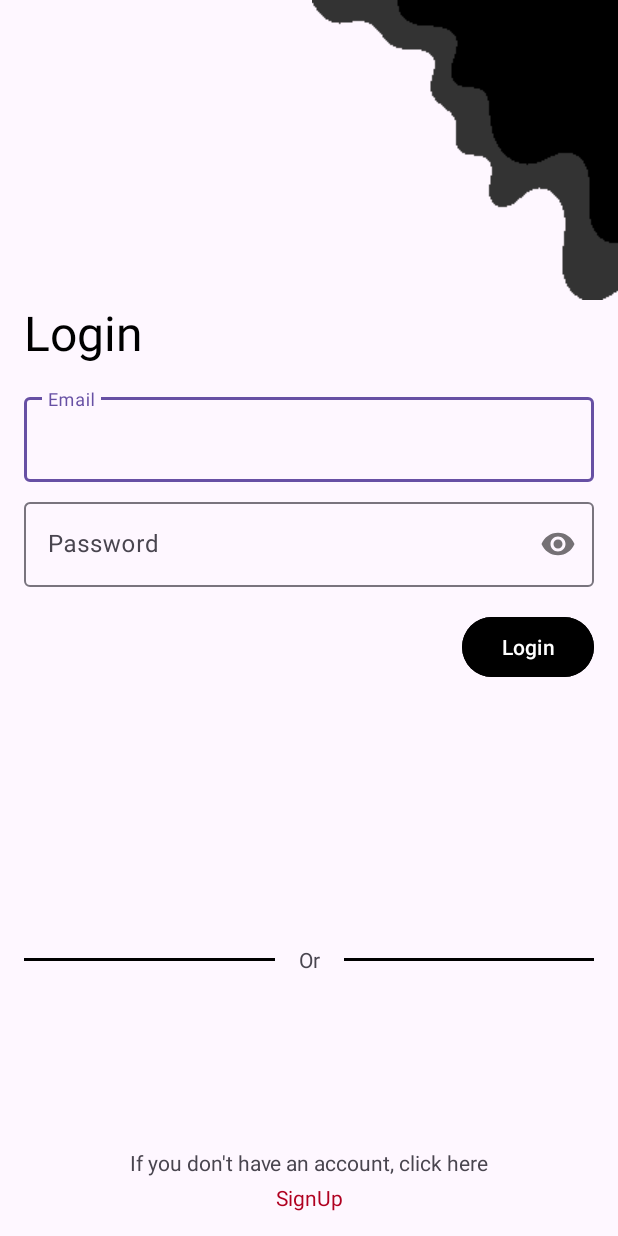
After one commit to kenshiniro/RECIPTIFY, an Android app: the layout activity_login.xml on its own in the app's theme, with its tools: preview values and no code run, on a phone screen of 412 x 824 dp. The commit adds this screen. Run offline under Robolectric (Android 15) with nearby library versions, the phone set to English and light mode, and no system bars.

Commit message:
p3 and p4

```diff
--- a/app/src/main/AndroidManifest.xml
+++ b/app/src/main/AndroidManifest.xml
@@ -13,6 +13,9 @@
         android:theme="@style/Theme.RecipeFinalProject"
         tools:targetApi="31">
         <activity
+            android:name=".LoginActivity"
+            android:exported="false" />
+        <activity
             android:name=".SplashActivity"
             android:exported="true">
             <intent-filter>
--- /dev/null
+++ b/app/src/main/java/com/example/recipefinalproject/LoginActivity.java
@@ -0,0 +1,45 @@
+package com.example.recipefinalproject;
+
+import androidx.appcompat.app.AppCompatActivity;
+
+import android.os.Bundle;
+import android.util.Patterns;
+import android.view.View;
+import android.widget.Toast;
+
+import com.example.recipefinalproject.databinding.ActivityLoginBinding;
+
+import java.util.Objects;
+
+public class LoginActivity extends AppCompatActivity {
+
+    private ActivityLoginBinding binding;
+
+    @Override
+    protected void onCreate(Bundle savedInstanceState) {
+        super.onCreate(savedInstanceState);
+        binding = ActivityLoginBinding.inflate (getLayoutInflater());
+        setContentView(binding.getRoot());
+        binding.btnLogin.setOnClickListener(new View.OnClickListener() {
+            @Override
+            public void onClick(View view) {
+                login();
+            }
+        });
+    }
+
+    private void login() {
+        String email = Objects.requireNonNull (binding.etEmail.getText()).toString().trim();
+        String password = Objects.requireNonNull (binding.etPassword.getText()).toString().trim();
+
+        if (email.isEmpty() || password.isEmpty()) {
+            Toast.makeText( this, "Please enter your email and password", Toast.LENGTH_SHORT).show();
+        } else if (!Patterns.EMAIL_ADDRESS.matcher (email).matches()) {
+            Toast.makeText( this, "Please enter a valid email address", Toast.LENGTH_SHORT).show();
+        } else if (password.length() < 6) {
+            Toast.makeText( this, "Password must be at least 6 characters", Toast.LENGTH_SHORT).show();
+        } else {
+            Toast.makeText( this, "Login successful", Toast.LENGTH_SHORT).show();
+        }
+    }
+}
--- a/app/src/main/java/com/example/recipefinalproject/SplashActivity.kt
+++ b/app/src/main/java/com/example/recipefinalproject/SplashActivity.kt
@@ -1,5 +1,6 @@
 package com.example.recipefinalproject;
 
+import android.content.Intent
 import android.os.Bundle;
 import android.os.Handler;
 import android.os.Looper;
@@ -34,7 +35,8 @@ private lateinit var binding: ActivitySplashBinding
                     binding.progressBar.progress = progress
                     handler.postDelayed(runnable, timeInterval.toLong())
                 } else {
-        Toast.makeText(this@SplashActivity, "", Toast.LENGTH_SHORT).show()
+                    startActivities(arrayOf(Intent(this@SplashActivity, LoginActivity::class.java)));
+                    finish();
                 }
             }
         }
--- /dev/null
+++ b/app/src/main/res/layout/activity_login.xml
@@ -0,0 +1,140 @@
+<?xml version="1.0" encoding="utf-8"?>
+<androidx.constraintlayout.widget.ConstraintLayout xmlns:android="http://schemas.android.com/apk/res/android"
+    xmlns:app="http://schemas.android.com/apk/res-auto"
+    xmlns:tools="http://schemas.android.com/tools"
+    android:layout_width="match_parent"
+    android:layout_height="match_parent"
+    tools:context=".LoginActivity">
+
+    <ImageView
+        android:id="@+id/imageView2"
+        android:layout_width="wrap_content"
+        android:layout_height="wrap_content"
+        app:layout_constraintEnd_toEndOf="parent"
+        app:layout_constraintHorizontal_bias="1.0"
+        app:layout_constraintStart_toStartOf="parent"
+        app:srcCompat="@drawable/blob"
+        tools:layout_editor_absoluteY="-20dp"
+        tools:ignore="MissingConstraints" />
+
+    <TextView
+        android:id="@+id/textView"
+        android:layout_width="wrap_content"
+        android:layout_height="wrap_content"
+        android:layout_marginStart="16dp"
+        android:text="Login"
+        android:textColor="@color/black"
+        android:textSize="32sp"
+        app:layout_constraintStart_toStartOf="parent"
+        app:layout_constraintTop_toBottomOf="@+id/imageView2" />
+
+    <com.google.android.material.textfield.TextInputLayout
+        android:id="@+id/et_email_container"
+        android:layout_width="0dp"
+        android:layout_height="wrap_content"
+        android:layout_marginStart="16dp"
+        android:layout_marginTop="16dp"
+        android:layout_marginEnd="16dp"
+        app:layout_constraintEnd_toEndOf="parent"
+        app:layout_constraintStart_toStartOf="parent"
+        app:layout_constraintTop_toBottomOf="@+id/textView"
+        >
+
+        <com.google.android.material.textfield.TextInputEditText
+            android:id="@+id/et_email"
+            android:layout_width="match_parent"
+            android:layout_height="wrap_content"
+            android:hint="Email" />
+    </com.google.android.material.textfield.TextInputLayout>
+
+    <com.google.android.material.textfield.TextInputLayout
+        android:id="@+id/et_password_container"
+        android:layout_width="0dp"
+        android:layout_height="wrap_content"
+        android:layout_marginStart="16dp"
+        android:layout_marginTop="8dp"
+        android:layout_marginEnd="16dp"
+        app:passwordToggleEnabled="true"
+        app:layout_constraintEnd_toEndOf="parent"
+        app:layout_constraintStart_toStartOf="parent"
+       app:layout_constraintTop_toBottomOf="@+id/et_email_container"
+        >
+
+        <com.google.android.material.textfield.TextInputEditText
+            android:id="@+id/et_password"
+            android:layout_width="match_parent"
+            android:layout_height="wrap_content"
+            android:hint="Password"
+            android:inputType="textPassword"/>
+    </com.google.android.material.textfield.TextInputLayout>
+
+    <Button
+        android:id="@+id/btn_login"
+        android:layout_width="wrap_content"
+        android:layout_height="wrap_content"
+        android:layout_marginTop="16dp"
+        android:layout_marginEnd="16dp"
+        android:paddingHorizontal="16dp"
+        android:text="Login"
+        android:backgroundTint="@color/black"
+        app:layout_constraintEnd_toEndOf="parent"
+        app:layout_constraintTop_toBottomOf="@+id/et_password_container"
+        />
+
+    <TextView
+        android:id="@+id/tv_or"
+        android:layout_width="wrap_content"
+        android:layout_height="wrap_content"
+        android:text="Or"
+        app:layout_constraintBottom_toBottomOf="parent"
+        app:layout_constraintEnd_toEndOf="parent"
+        app:layout_constraintHorizontal_bias="0.5"
+        app:layout_constraintStart_toStartOf="parent"
+        app:layout_constraintTop_toBottomOf="@id/btn_login" />
+
+    <View
+        android:id="@+id/view"
+        android:layout_width="0dp"
+        android:layout_height="2dp"
+        android:layout_marginStart="16dp"
+        android:layout_marginEnd="16dp"
+        android:background="@color/black"
+        app:layout_constraintBottom_toBottomOf="@id/tv_or"
+        app:layout_constraintEnd_toStartOf="@id/tv_or"
+        app:layout_constraintStart_toStartOf="parent"
+        app:layout_constraintTop_toTopOf="@id/tv_or" />
+
+    <View
+        android:id="@+id/view2"
+        android:layout_width="0dp"
+        android:layout_height="2dp"
+        android:layout_marginStart="16dp"
+        android:layout_marginEnd="16dp"
+        android:background="@color/black"
+        app:layout_constraintBottom_toBottomOf="@id/tv_or"
+        app:layout_constraintEnd_toEndOf="parent"
+        app:layout_constraintStart_toEndOf="@id/tv_or"
+        app:layout_constraintTop_toTopOf="@id/tv_or" />
+
+    <TextView
+        android:id="@+id/textView3"
+        android:layout_width="wrap_content"
+        android:layout_height="wrap_content"
+        android:layout_marginBottom="4dp"
+        android:text="If you don't have an account, click here"
+        app:layout_constraintEnd_toEndOf="parent"
+        app:layout_constraintStart_toStartOf="parent"
+        app:layout_constraintBottom_toTopOf="@+id/tv_signup" />
+
+    <TextView
+        android:id="@+id/tv_signup"
+        android:layout_width="wrap_content"
+        android:layout_height="wrap_content"
+        android:layout_marginBottom="16dp"
+        android:text="SignUp"
+        android:textColor="@color/design_default_color_error"
+        app:layout_constraintBottom_toBottomOf="parent"
+        app:layout_constraintEnd_toEndOf="parent"
+        app:layout_constraintHorizontal_bias="0.5"
+        app:layout_constraintStart_toStartOf="parent" />
+</androidx.constraintlayout.widget.ConstraintLayout>
```
Also changed, not shown: app/src/main/res/drawable/blob.png (added). Lines whose indentation alone changed are shown as unchanged.
